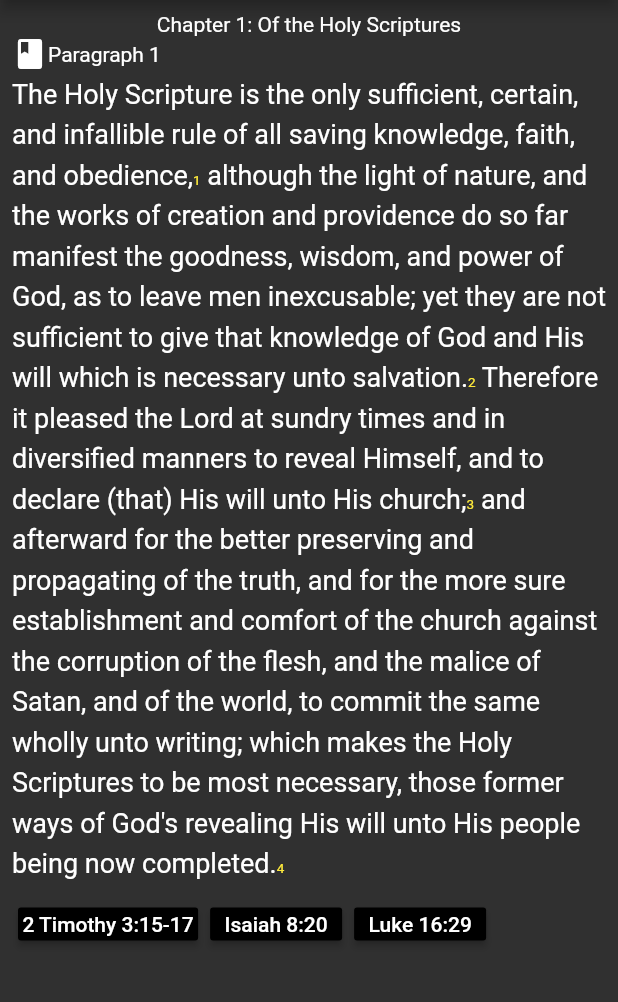
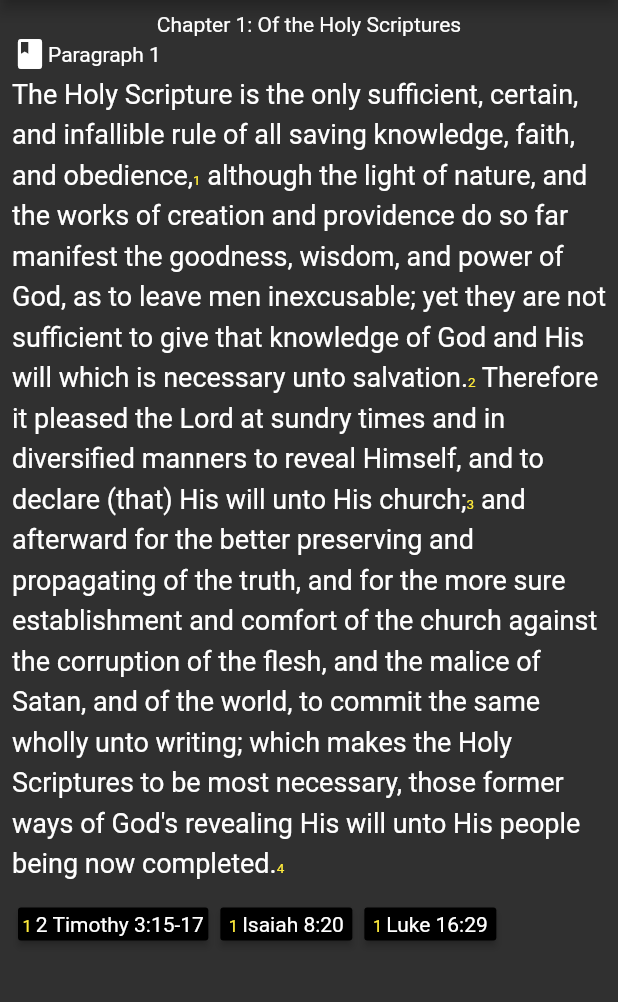
Before and after one commit to benhcleve/1689ConfessionFlutter, a Flutter app: the screen it shows after launch, in the side drawer, after a tap on "Chapter 1", on a phone screen of 412 x 824 dp, the part 84-1086 px from its top. Run offline on Flutter 3.47's test engine with Material 2 defaults, Android fonts, the phone set to English and light mode, and no system bars.

Commit message:
Added settings and bible translation selection.

```diff
--- a/lib/Components/bible_verse_button.dart
+++ b/lib/Components/bible_verse_button.dart
@@ -1,6 +1,4 @@
-// user defined function
-import 'dart:io';
-
+import 'package:confession_app/Data/settings.dart';
 import 'package:flutter/material.dart';
 import 'package:http/http.dart' as http;
 import 'dart:async';
@@ -17,35 +15,51 @@ class VerseData {
 }
 
 class BibleVerse extends StatefulWidget {
-  final String aPIkey = "7ed15e6ecbb7c77b9749b18298a90732";
+  final String apiKEY = "7ed15e6ecbb7c77b9749b18298a90732";
   final String bibleVerse;
 
   const BibleVerse({Key key, this.bibleVerse}) : super(key: key);
 
   Future<VerseData> fetchBible() async {
     print('async call started');
-    final String apiKEY = '7ed15e6ecbb7c77b9749b18298a90732';
+
     final String bibleVerseURL = bibleVerse.replaceAll(new RegExp(r"\s+"), ""); //Remove spaces from verse to add to url
     print(bibleVerseURL);
     final response = await http.get(
-      'https://api.biblia.com/v1/bible/content/LEB.json?passage=$bibleVerseURL&key=$apiKEY',
+      'https://api.biblia.com/v1/bible/content/${Settings.selectedTranslation}.json?passage=$bibleVerseURL&key=$apiKEY',
     );
     print('success!');
     return VerseData.fromJson(json.decode(response.body));
   }
 
   //FUNCTION USED TO CALL BUTTON
-  static Padding button(context, String bibleV) {
+  static Padding button(context, int refNumber, String bibleVerse) {
     return Padding(
       padding: const EdgeInsets.all(4.0),
       child: MaterialButton(
         onPressed: () {
-          showDialog(context: context, builder: (_) => BibleVerse(bibleVerse: bibleV));
+          showDialog(
+              context: context,
+              builder: (_) => BibleVerse(
+                    bibleVerse: bibleVerse,
+                  ));
         },
         padding: EdgeInsets.all(3),
         height: 10,
         color: Colors.black,
-        child: Text('$bibleV', style: TextStyle(fontSize: 14)),
+        child: RichText(
+            text: TextSpan(
+          children: <TextSpan>[
+            TextSpan(
+              text: '$refNumber ',
+              style: TextStyle(fontSize: 11, color: Colors.yellow),
+            ),
+            TextSpan(
+              text: '$bibleVerse',
+              style: TextStyle(fontSize: 14),
+            ),
+          ],
+        )),
       ),
     );
   }
@@ -67,7 +81,7 @@ class _BibleVerseState extends State<BibleVerse> {
               print(snapshot);
               return Text(snapshot.data.passage);
             } else {
-              return CircularProgressIndicator();
+              return LinearProgressIndicator();
             }
           },
         ),
--- /dev/null
+++ b/lib/Data/settings.dart
@@ -0,0 +1,3 @@
+class Settings {
+  static String selectedTranslation = 'ASV';
+}
--- a/lib/Screens/chapter_1.dart
+++ b/lib/Screens/chapter_1.dart
@@ -1,14 +1,15 @@
 import 'package:confession_app/Components/bible_verse_button.dart';
 import 'package:confession_app/Components/page_route.dart';
 import 'package:confession_app/Data/chapter1_data.dart';
+import 'package:confession_app/Data/settings.dart';
 import 'package:flutter/material.dart';
 import 'package:confession_app/Screens/home_screen.dart';
+import 'package:confession_app/Screens/settings_screen.dart';
 
 class Chapter1 extends StatelessWidget {
   @override
   Widget build(BuildContext context) {
-    TextStyle verseRefBody =
-        new TextStyle(color: Colors.yellow, fontSize: 9, height: 1.5);
+    TextStyle verseRefBody = new TextStyle(color: Colors.yellow, fontSize: 9, height: 1.5);
     TextStyle plainTextBody = new TextStyle(fontSize: 18, height: 1.5);
 
     Key par1 = UniqueKey();
@@ -21,10 +22,7 @@ class Chapter1 extends StatelessWidget {
           children: <Widget>[
             Container(
               height: 50.0,
-              child: DrawerHeader(
-                  child: Text('Chapters', style: TextStyle(fontSize: 24)),
-                  margin: EdgeInsets.all(0.0),
-                  padding: EdgeInsets.all(0.0)),
+              child: DrawerHeader(child: Text('Chapters', style: TextStyle(fontSize: 24)), margin: EdgeInsets.all(0.0), padding: EdgeInsets.all(0.0)),
             ),
             OutlineButton(
               child: Text('Home'),
@@ -61,9 +59,9 @@ class Chapter1 extends StatelessWidget {
               ),
               Row(
                 children: <Widget>[
-                  BibleVerse.button(context, "2 Timothy 3:15-17"),
-                  BibleVerse.button(context, "Isaiah 8:20"),
-                  BibleVerse.button(context, "Luke 16:29"),
+                  BibleVerse.button(context, 1, "2 Timothy 3:15-17"),
+                  BibleVerse.button(context, 1, "Isaiah 8:20"),
+                  BibleVerse.button(context, 1, "Luke 16:29"),
                 ],
               ),
             ]),
--- a/lib/Screens/home_screen.dart
+++ b/lib/Screens/home_screen.dart
@@ -1,4 +1,5 @@
 import 'package:confession_app/Components/page_route.dart';
+import 'package:confession_app/Screens/settings_screen.dart';
 import 'package:flutter/material.dart';
 import 'package:confession_app/Screens/chapter_1.dart';
 
@@ -13,15 +14,18 @@ class HomeScreen extends StatelessWidget {
           children: <Widget>[
             Container(
               height: 50.0,
-              child: DrawerHeader(
-                  child: Text('Chapters', style: TextStyle(fontSize: 24)),
-                  margin: EdgeInsets.all(0.0),
-                  padding: EdgeInsets.all(0.0)),
+              child: DrawerHeader(child: Text('Chapters', style: TextStyle(fontSize: 24)), margin: EdgeInsets.all(0.0), padding: EdgeInsets.all(0.0)),
             ),
             OutlineButton(
               child: Text('Chapter 1'),
               onPressed: () {
                 Navigator.push(context, InstantPageRoute(widget: Chapter1()));
+              },
+            ),
+            OutlineButton(
+              child: Text('Settings'),
+              onPressed: () {
+                Navigator.push(context, InstantPageRoute(widget: SettingsScreen()));
               },
             ),
           ],
```
Also changed, not shown: lib/Screens/settings_screen.dart (added, +75 -0 lines).
